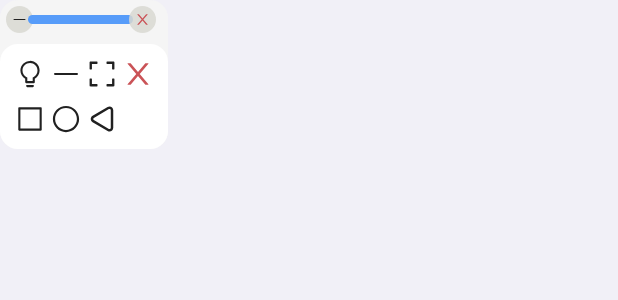
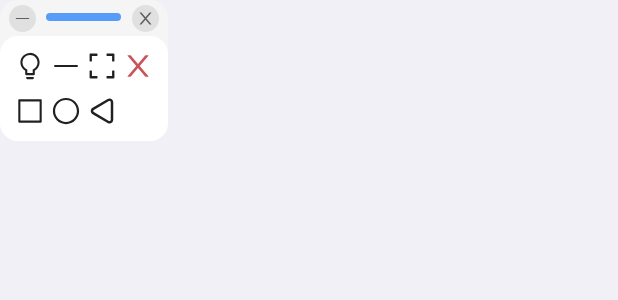
Before and after one commit to mingzhixian/Easycontrol, an Android app: the layout module_small_view.xml on its own in the app's theme, with its tools: preview values and no code run, on a phone screen of 412 x 824 dp. Shown: the top 300 px of the screen. Run offline under Robolectric (Android 15) with nearby library versions, the phone set to English and light mode, and no system bars.

Commit message:
更新V1.1.5
- 修复安卓14兼容性问题
- 优化UI界面布局，美化UI
- 修复多指滑动问题
- 增强自适应分辨率功能
- 优化性能
- 增强动画流畅度
- 修复旋转适配
- 修复旋转导致小窗超出屏幕问题
- 调整MINI栏位置计算方法

```diff
--- a/easycontrol/app/build.gradle
+++ b/easycontrol/app/build.gradle
@@ -10,8 +10,8 @@ android {
     applicationId "top.saymzx.easycontrol.app"
     minSdk 21
     targetSdk 34
-    versionCode 10104
-    versionName "1.1.4_dev"
+    versionCode 10105
+    versionName "1.1.5"
     resConfigs "zh"
     resConfigs "xhdpi"
     ndk {
--- a/easycontrol/app/src/main/java/top/saymzx/easycontrol/app/client/Controller.java
+++ b/easycontrol/app/src/main/java/top/saymzx/easycontrol/app/client/Controller.java
@@ -15,6 +15,7 @@ import java.util.Objects;
 import top.saymzx.easycontrol.adb.AdbStream;
 import top.saymzx.easycontrol.app.client.view.ClientView;
 import top.saymzx.easycontrol.app.entity.AppData;
+import top.saymzx.easycontrol.app.helper.PublicTools;
 
 public class Controller {
   private final ClientView clientView;
@@ -47,8 +48,8 @@ public class Controller {
 
   // 处理画面大小变化
   public void handleChangeSizeEvent() throws IOException, InterruptedException {
-    clientView.videoSize = new Pair<>(stream.readInt(), stream.readInt());
-    AppData.main.runOnUiThread(clientView::reCalculateTextureViewSize);
+    Pair<Integer,Integer> newVideoSize=new Pair<>(stream.readInt(), stream.readInt());
+    AppData.main.runOnUiThread(()-> clientView.updateVideoSize(newVideoSize));
   }
 
   // 发送触摸事件
--- a/easycontrol/app/src/main/java/top/saymzx/easycontrol/app/client/VideoDecode.java
+++ b/easycontrol/app/src/main/java/top/saymzx/easycontrol/app/client/VideoDecode.java
@@ -2,7 +2,6 @@ package top.saymzx.easycontrol.app.client;
 
 import android.media.MediaCodec;
 import android.media.MediaFormat;
-import android.util.Log;
 import android.util.Pair;
 import android.view.Surface;
 
--- a/easycontrol/app/src/main/res/layout/module_small_view.xml
+++ b/easycontrol/app/src/main/res/layout/module_small_view.xml
@@ -7,31 +7,37 @@
   android:backgroundTint="@color/cardContainerBackground">
 
   <FrameLayout
-    android:layout_width="match_parent"
-    android:layout_height="wrap_content">
+    android:id="@+id/texture_view_layout"
+    android:layout_width="wrap_content"
+    android:layout_height="wrap_content" />
 
   <ImageView
     android:id="@+id/button_mini_circle"
     android:layout_width="18dp"
     android:layout_height="18dp"
     android:layout_gravity="start|top"
-      android:layout_margin="4dp"
+    android:layout_marginStart="6dp"
+    android:layout_marginTop="3dp"
+    android:alpha="0.7"
     android:background="@drawable/background_cron"
     android:backgroundTint="@color/clientBarSecond"
-      android:padding="4dp"
+    android:padding="3dp"
     android:src="@drawable/mini"
     android:tint="@color/onCardBackground" />
 
   <FrameLayout
     android:id="@+id/bar"
-      android:layout_width="100dp"
-      android:layout_height="18dp"
+    android:layout_width="70dp"
+    android:layout_height="22dp"
     android:layout_gravity="top|center_horizontal"
-      android:layout_margin="4dp">
+    android:layout_marginTop="1dp"
+    android:background="@drawable/background_cron"
+    android:backgroundTint="@color/translucent"
+    android:paddingBottom="1dp">
 
     <View
-        android:layout_width="70dp"
-        android:layout_height="6dp"
+      android:layout_width="50dp"
+      android:layout_height="5dp"
       android:layout_gravity="center"
       android:background="@drawable/background_cron"
       android:backgroundTint="@color/clientBar" />
@@ -42,24 +48,19 @@
     android:layout_width="18dp"
     android:layout_height="18dp"
     android:layout_gravity="end|top"
-      android:layout_margin="4dp"
+    android:layout_marginTop="3dp"
+    android:layout_marginEnd="6dp"
+    android:alpha="0.7"
     android:background="@drawable/background_cron"
     android:backgroundTint="@color/clientBarSecond"
-      android:padding="4dp"
+    android:padding="3dp"
     android:src="@drawable/close"
-      android:tint="@color/buttonSecond" />
-
-    <FrameLayout
-      android:id="@+id/texture_view_layout"
-      android:layout_width="wrap_content"
-      android:layout_height="wrap_content"
-      android:layout_marginTop="24dp"></FrameLayout>
-  </FrameLayout>
+    android:tint="@color/onCardBackground" />
 
   <View
     android:id="@+id/re_size"
-    android:layout_width="30dp"
-    android:layout_height="30dp"
+    android:layout_width="25dp"
+    android:layout_height="25dp"
     android:layout_gravity="end|bottom" />
 
   <GridLayout
@@ -67,7 +68,7 @@
     android:layout_width="wrap_content"
     android:layout_height="wrap_content"
     android:layout_gravity="center_horizontal"
-    android:layout_marginTop="29dp"
+    android:layout_marginTop="24dp"
     android:background="@drawable/background_cron"
     android:columnCount="4"
     android:padding="8dp">
--- a/easycontrol/app/src/main/res/values-night/color.xml
+++ b/easycontrol/app/src/main/res/values-night/color.xml
@@ -16,6 +16,7 @@
   <color name="onButton">#f5f8ff</color>
   <color name="buttonSecond">#ca5357</color>
   <color name="onButtonSecond">#ded8d8</color>
+  <color name="translucent">#000000ff</color>
 
   <!-- 客户端界面色彩 -->
   <color name="clientBar">#579CF9</color>
--- a/easycontrol/app/src/main/res/values/color.xml
+++ b/easycontrol/app/src/main/res/values/color.xml
@@ -16,14 +16,16 @@
   <color name="onButton">#f5f8ff</color>
   <color name="buttonSecond">#ca5357</color>
   <color name="onButtonSecond">#ded8d8</color>
+  <color name="translucent">#000000ff</color>
 
   <!-- 客户端界面色彩 -->
   <color name="clientBar">#579CF9</color>
-  <color name="clientBarSecond">#d8d8d8d1</color>
+  <color name="clientBarSecond">#d8d8d8</color>
 
   <!-- 迷你客户端界面色彩 -->
   <color name="bar1">#e8b621</color>
   <color name="bar2">#3a7f9e</color>
   <color name="bar3">#6eaa84</color>
   <color name="bar4">#0A95FF</color>
+
 </resources>
--- a/easycontrol/server/src/main/java/top/saymzx/easycontrol/server/Server.java
+++ b/easycontrol/server/src/main/java/top/saymzx/easycontrol/server/Server.java
@@ -149,7 +149,7 @@ public final class Server {
         if (VideoEncode.isHasChangeConfig) {
           VideoEncode.isHasChangeConfig = false;
           VideoEncode.stopEncode();
-          VideoEncode.initEncode();
+          VideoEncode.startEncode();
         }
         VideoEncode.encodeOut();
       }
--- a/easycontrol/server/src/main/java/top/saymzx/easycontrol/server/entity/Device.java
+++ b/easycontrol/server/src/main/java/top/saymzx/easycontrol/server/entity/Device.java
@@ -75,8 +75,10 @@ public final class Device {
     Pair<Integer, Integer> newDeivceSize = new Pair<>((isPortrait ? newWidth : newHeight), (isPortrait ? newHeight : newWidth));
     newDeivceSize = new Pair<>(newDeivceSize.first + 4 & ~7, newDeivceSize.second + 4 & ~7);
     Device.execReadOutput("wm size " + newDeivceSize.first + "x" + newDeivceSize.second);
+    // 更新
+    Thread.sleep(500);
     getDeivceSize();
-//    VideoEncode.isHasChangeConfig = true;
+    VideoEncode.isHasChangeConfig = true;
   }
 
   private static void getDeivceSize() {
```
Also changed, not shown: easycontrol/app/src/main/java/top/saymzx/easycontrol/app/client/Client.java (+47 -32 lines), easycontrol/app/src/main/java/top/saymzx/easycontrol/app/client/view/ClientView.java (+14 -5 lines), easycontrol/app/src/main/java/top/saymzx/easycontrol/app/client/view/MiniView.java (+25 -9 lines), easycontrol/app/src/main/java/top/saymzx/easycontrol/app/client/view/SmallView.java (+6 -3 lines), easycontrol/server/src/main/java/top/saymzx/easycontrol/server/helper/VideoEncode.java (+26 -26 lines). Lines whose indentation alone changed are shown as unchanged.
